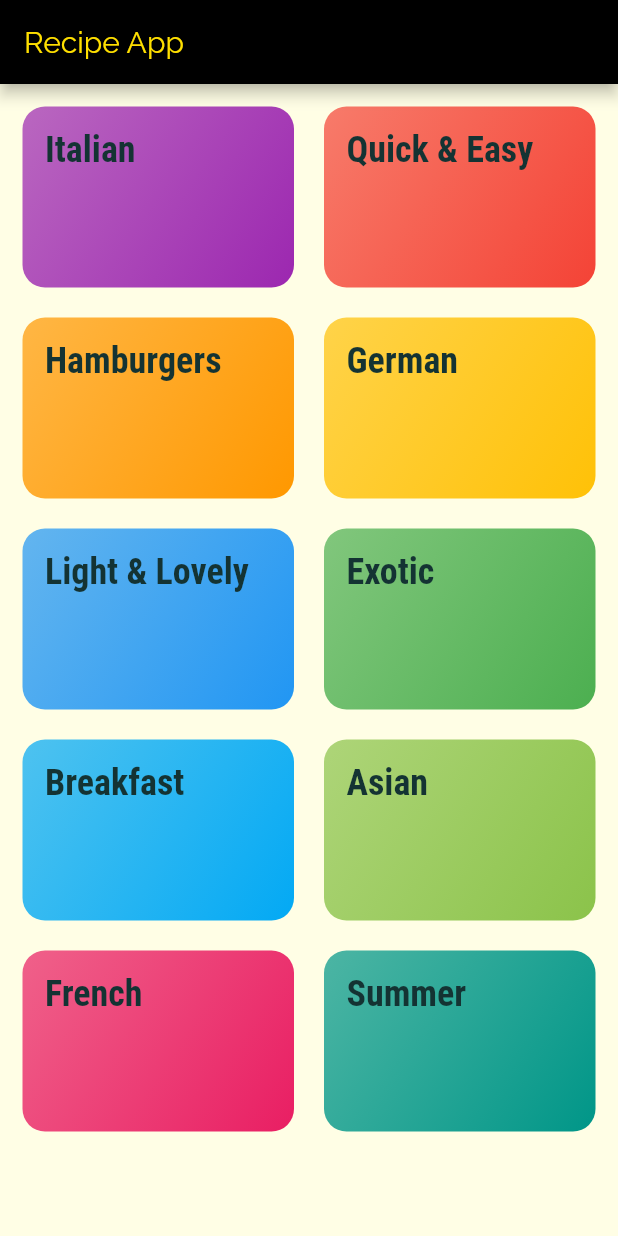
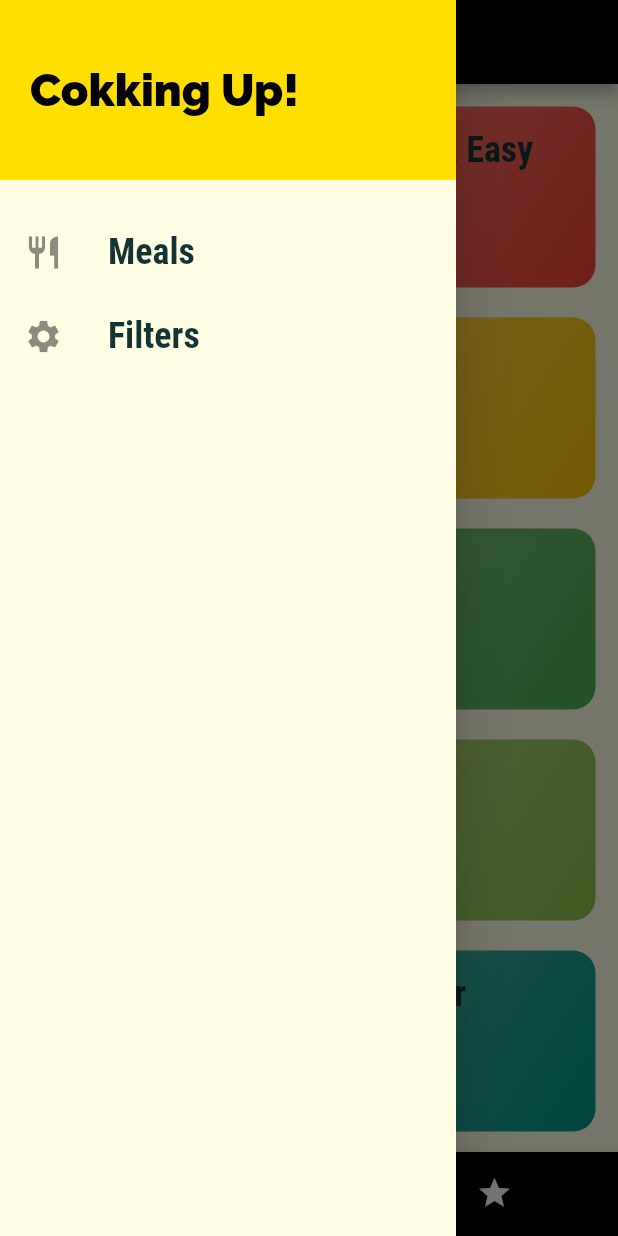
Before and after one commit to kenneth-rebello/Flutter_Recipe_App, a Flutter app: the screen it shows after launch, with the side drawer open (before the commit the screen has no drawer), on a phone screen of 412 x 824 dp. Run offline on Flutter 3.47's test engine with Material 2 defaults, Android fonts, the phone set to English and light mode, and no system bars.

Commit message:
Commit 4

```diff
--- a/lib/categories_screen.dart
+++ b/lib/categories_screen.dart
@@ -6,14 +6,7 @@ class CategoriesScreen extends StatelessWidget {
   @override
   Widget build(BuildContext context) {
     return Scaffold(
-      appBar: AppBar(
-        title: Text(
-          'Recipe App',
-          style: TextStyle(
-            color: Theme.of(context).accentColor,
-          ),
-        ),
-      ),
+      appBar: null,
       body: GridView(
         padding: EdgeInsets.all(15),
         children: DUMMY_CATEGORIES
--- a/lib/main.dart
+++ b/lib/main.dart
@@ -1,16 +1,75 @@
 import 'package:flutter/material.dart';
 
+import './colors/colors.dart';
+import './models/dummy_data.dart';
+import './models/meal.dart';
+
+import './tabs.dart';
 import './category_meals_screen.dart';
 import './meal_details_screen.dart';
-
-import './colors/colors.dart';
-import './categories_screen.dart';
+import './filters_screen.dart';
 
 void main() {
   runApp(MyApp());
 }
 
-class MyApp extends StatelessWidget {
+class MyApp extends StatefulWidget {
+  @override
+  _MyAppState createState() => _MyAppState();
+}
+
+class _MyAppState extends State<MyApp> {
+  Map<String, bool> _filters = {
+    'glutenFree': false,
+    'lactoseFree': false,
+    'vegetarian': false,
+    'vegan': false
+  };
+
+  List<Meal> _availableMeals = DUMMY_MEALS;
+  List<Meal> _favoriteMeals = [];
+
+  _setFilters(Map<String, bool> filterData) {
+    setState(() {
+      _filters = filterData;
+      print(_filters);
+      _availableMeals = DUMMY_MEALS.where((meal) {
+        if (_filters['glutenFree'] && !meal.isGlutenFree) {
+          return false;
+        }
+        if (_filters['lactoseFree'] && !meal.isLactoseFree) {
+          return false;
+        }
+        if (_filters['vegetarian'] && !meal.isVegetarian) {
+          return false;
+        }
+        if (_filters['vegan'] && !meal.isVegan) {
+          return false;
+        }
+        return true;
+      }).toList();
+    });
+  }
+
+  void _toggleFavorite(String mealId) {
+    final existingId = _favoriteMeals.indexWhere((meal) => meal.id == mealId);
+    if (existingId >= 0) {
+      setState(() {
+        _favoriteMeals.removeAt(existingId);
+      });
+    } else {
+      setState(() {
+        _favoriteMeals.add(
+          DUMMY_MEALS.firstWhere((meal) => meal.id == mealId),
+        );
+      });
+    }
+  }
+
+  bool _isMealFavorite(String mealId) {
+    return _favoriteMeals.any((meal) => meal.id == mealId);
+  }
+
   @override
   Widget build(BuildContext context) {
     return MaterialApp(
@@ -36,10 +95,13 @@ class MyApp extends StatelessWidget {
             ),
         visualDensity: VisualDensity.adaptivePlatformDensity,
       ),
-      home: CategoriesScreen(),
+      home: TabsScreen(_favoriteMeals),
       routes: {
-        CategoryMealsScreen.routeName: (ctx) => CategoryMealsScreen(),
-        MealDetails.routeName: (ctx) => MealDetails(),
+        CategoryMealsScreen.routeName: (ctx) =>
+            CategoryMealsScreen(_availableMeals),
+        MealDetails.routeName: (ctx) =>
+            MealDetails(_toggleFavorite, _isMealFavorite),
+        FiltersScreen.routeName: (ctx) => FiltersScreen(_setFilters, _filters),
       },
     );
   }
--- /dev/null
+++ b/lib/main_drawer.dart
@@ -0,0 +1,55 @@
+import 'package:flutter/material.dart';
+import './filters_screen.dart';
+
+class MainDrawer extends StatelessWidget {
+  Widget buildListTile(String title, IconData icon, Function selector) {
+    return ListTile(
+      leading: Icon(
+        icon,
+        size: 26,
+      ),
+      title: Text(
+        title,
+        style: TextStyle(
+          fontFamily: 'RobotoCondensed',
+          fontSize: 24,
+          fontWeight: FontWeight.bold,
+        ),
+      ),
+      onTap: selector,
+    );
+  }
+
+  @override
+  Widget build(BuildContext context) {
+    return Drawer(
+      child: Column(
+        children: <Widget>[
+          Container(
+            height: 120,
+            width: double.infinity,
+            padding: EdgeInsets.all(20),
+            alignment: Alignment.centerLeft,
+            color: Theme.of(context).accentColor,
+            child: Text(
+              'Cokking Up!',
+              style: TextStyle(
+                  fontWeight: FontWeight.w900,
+                  fontSize: 30,
+                  color: Theme.of(context).primaryColor),
+            ),
+          ),
+          SizedBox(
+            height: 20,
+          ),
+          buildListTile('Meals', Icons.restaurant, () {
+            Navigator.of(context).pushReplacementNamed('/');
+          }),
+          buildListTile('Filters', Icons.settings, () {
+            Navigator.of(context).pushNamed(FiltersScreen.routeName);
+          }),
+        ],
+      ),
+    );
+  }
+}
--- /dev/null
+++ b/lib/tabs.dart
@@ -0,0 +1,70 @@
+import 'package:flutter/material.dart';
+import './main_drawer.dart';
+import './models/meal.dart';
+import './categories_screen.dart';
+import './favorites_screen.dart';
+
+class TabsScreen extends StatefulWidget {
+  final List<Meal> favoriteMeals;
+
+  TabsScreen(this.favoriteMeals);
+  @override
+  _TabsScreenState createState() => _TabsScreenState();
+}
+
+class _TabsScreenState extends State<TabsScreen> {
+  List<Map<String, Object>> _pages;
+
+  initState() {
+    _pages = [
+      {
+        'title': 'Cooking Up!',
+        'screen': CategoriesScreen(),
+      },
+      {
+        'title': 'Favorites',
+        'screen': FavoritesScreen(widget.favoriteMeals),
+      },
+    ];
+    super.initState();
+  }
+
+  int _selectedPage = 0;
+
+  void _selectPage(int index) {
+    setState(() {
+      _selectedPage = index;
+    });
+  }
+
+  @override
+  Widget build(BuildContext context) {
+    return Scaffold(
+      appBar: AppBar(
+        title: Text(_pages[_selectedPage]['title']),
+      ),
+      drawer: MainDrawer(),
+      body: _pages[_selectedPage]['screen'],
+      bottomNavigationBar: BottomNavigationBar(
+        onTap: _selectPage,
+        selectedItemColor: Theme.of(context).accentColor,
+        unselectedItemColor: Colors.white,
+        currentIndex: _selectedPage,
+        type: BottomNavigationBarType.shifting,
+        backgroundColor: Theme.of(context).primaryColor,
+        items: [
+          BottomNavigationBarItem(
+            backgroundColor: Theme.of(context).primaryColor,
+            icon: Icon(Icons.category),
+            title: Text('Categories'),
+          ),
+          BottomNavigationBarItem(
+            backgroundColor: Theme.of(context).primaryColor,
+            icon: Icon(Icons.star),
+            title: Text('Favorites'),
+          ),
+        ],
+      ),
+    );
+  }
+}
```
Also changed, not shown: lib/category_meals_screen.dart (+6 -2 lines), lib/favorites_screen.dart (added, +31 -0 lines), lib/filters_screen.dart (added, +107 -0 lines), lib/meal_details_screen.dart (+11 -0 lines).
